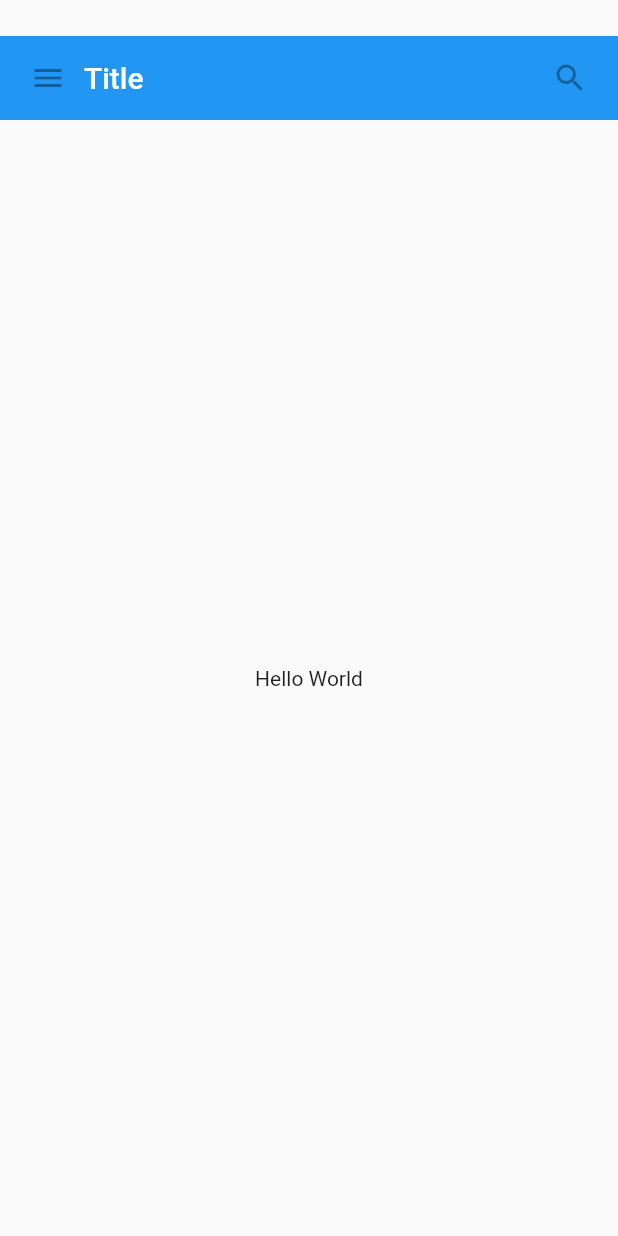
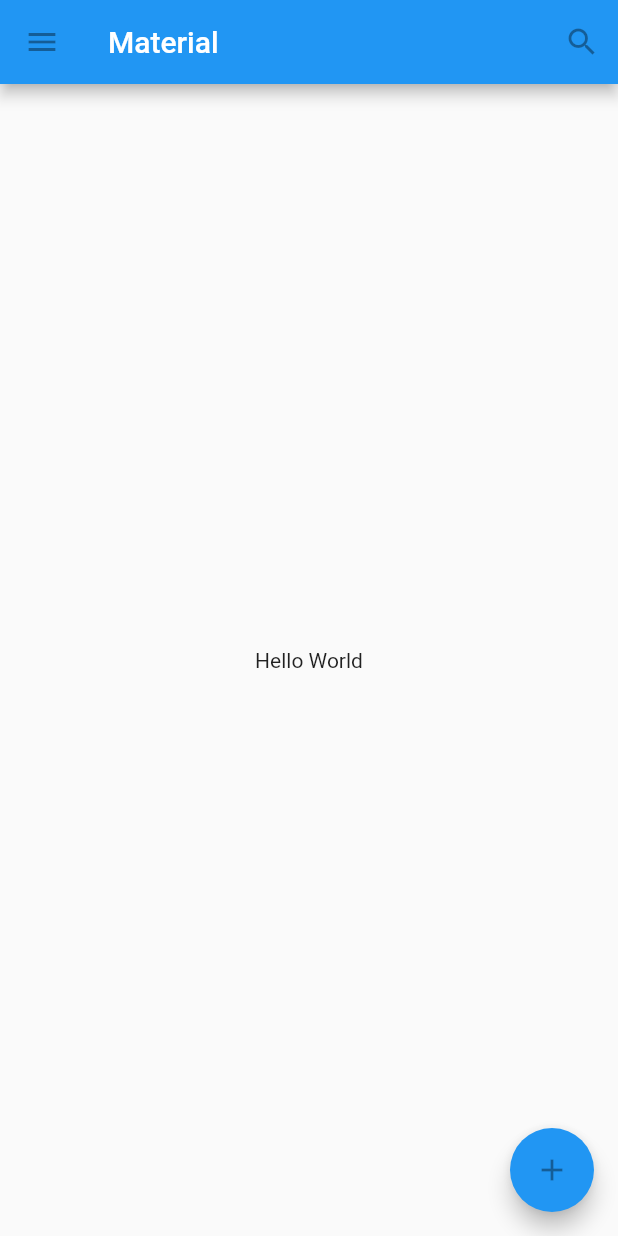
Before and after one commit to DhanaSekharM/Flutter, a Flutter app: the screen it shows after launch, on a phone screen of 412 x 824 dp. Run offline on Flutter 3.47's test engine with Material 2 defaults, Android fonts, the phone set to English and light mode, and no system bars.

```diff
--- a/lib/main.dart
+++ b/lib/main.dart
@@ -1,7 +1,5 @@
-
 
 import 'package:flutter/material.dart';
-import 'package:english_words/english_words.dart';
 
 class MyAppBar extends StatelessWidget {
   MyAppBar({this.title});
@@ -44,15 +42,15 @@ class MyScaffold extends StatelessWidget {
       child: Column(
         children: <Widget>[
           MyAppBar(
-            title: Text(
-              'Title',
-              style: Theme.of(context).primaryTextTheme.title,
-            )
+              title: Text(
+                'Title',
+                style: Theme.of(context).primaryTextTheme.title,
+              )
           ),
           Expanded(
             child: Center(
               child: Text(
-                'Hello World'
+                  'Hello World'
               ),
             ),
           )
@@ -63,10 +61,51 @@ class MyScaffold extends StatelessWidget {
 
 }
 
+class MaterialAppBar extends StatelessWidget {
+  @override
+  Widget build(BuildContext context) {
+    return Scaffold(
+      appBar: AppBar(
+        leading: IconButton(
+          icon: Icon(Icons.menu),
+          tooltip: 'Menu',
+          onPressed: null,
+        ),
+        title: Text('Material'),
+        actions: <Widget>[
+          IconButton(
+            icon: Icon(Icons.search),
+            tooltip: 'Search',
+            onPressed: null,
+          )
+        ],
+      ),
+      body: Center(
+        child: Text('Hello World'),
+      ),
+      floatingActionButton: FloatingActionButton(
+        tooltip: 'Add',
+        child: IconButton(
+            icon: Icon(Icons.add),
+            onPressed: null
+        ),
+        onPressed: () {
+          Navigator.pushNamed(context, '/second');
+        }
+      ),
+    );
+  }
+}
 
 void main() {
   runApp(MaterialApp(
-    title: 'Hello World',
-    home: MyScaffold(),
+    title: 'Material',
+
+    initialRoute: '/',
+    routes: {
+      '/' : (context) => MaterialAppBar(),
+      '/second': (context) => MyScaffold(),
+    },
+//    home: MyScaffold(),
   ));
 }
```
